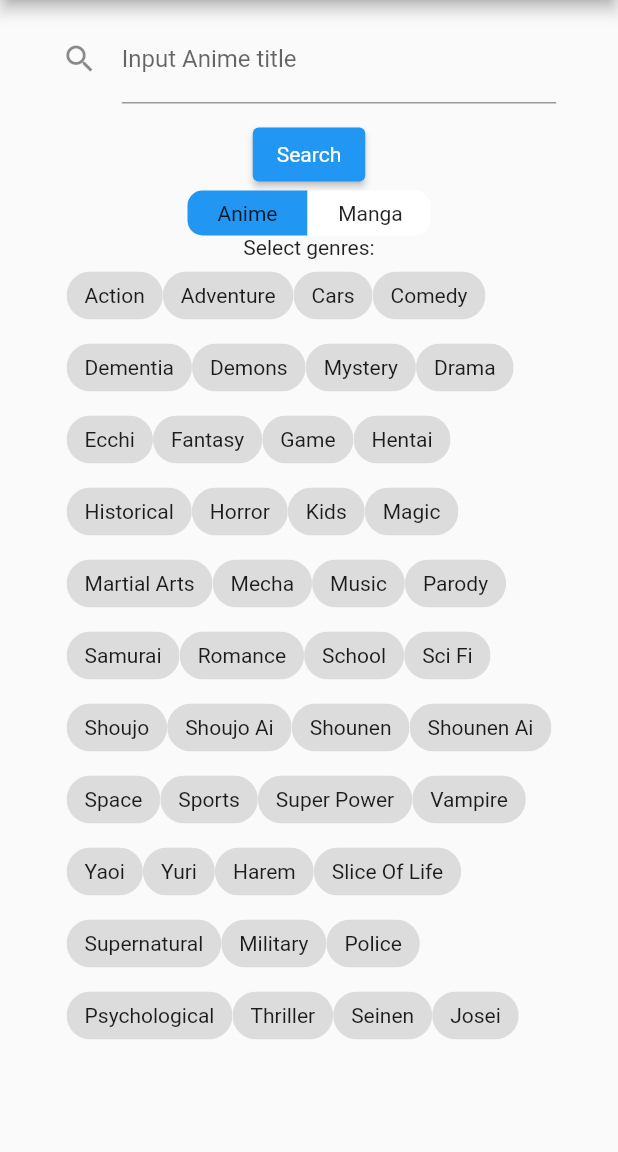
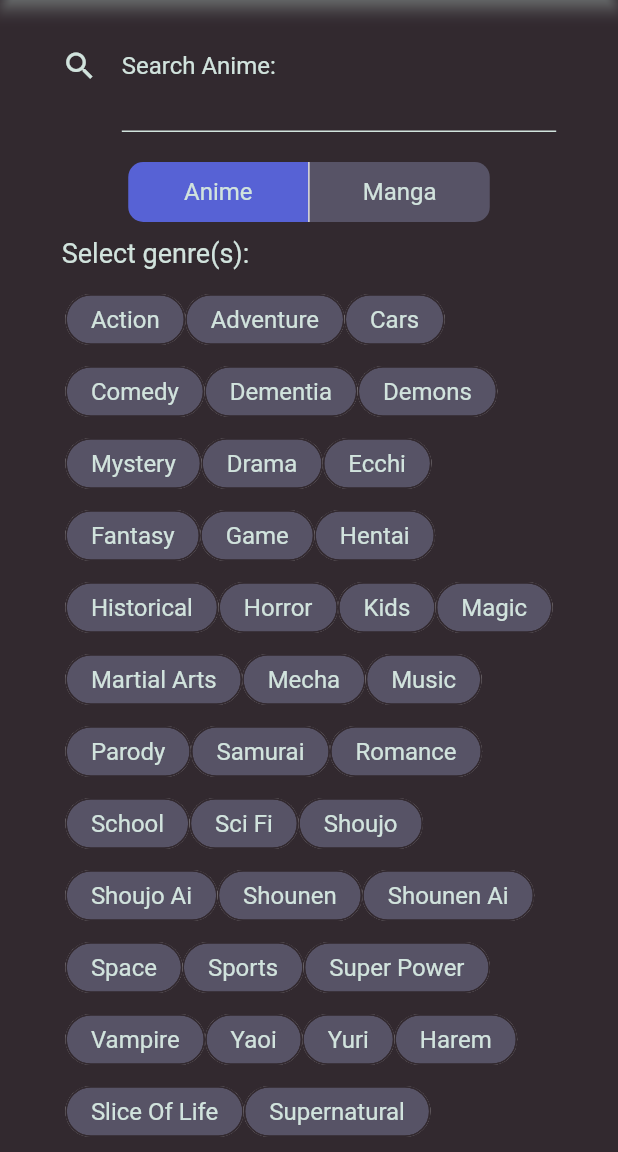
Before and after one commit to habiners/anithing, a Flutter app: the screen it shows after launch, after a tap on "Anime", on a phone screen of 412 x 824 dp, the part 84-1236 px from its top. Run offline on Flutter 3.47's test engine with Material 2 defaults, Android fonts, the phone set to English and light mode, and no system bars; our stand-ins replace cached_network_image, get; network calls fail.

Commit message:
Designed Home and Result Screens

```diff
--- a/lib/constants/styles.dart
+++ b/lib/constants/styles.dart
@@ -1,7 +1,7 @@
 import 'package:flutter/material.dart';
 
-Color blackCoffeeColor = Color(0xFF32292F);
-Color independenceColor = Color(0xFF575366);
-Color glaucousColor = Color(0xFF6E7DAB);
-Color royalBlueLightColor = Color(0xFF5762D5);
-Color mintCreamColor = Color(0xFFD1E3DD);
+const Color blackCoffeeColor = Color(0xFF32292F);
+const Color independenceColor = Color(0xFF575366);
+const Color glaucousColor = Color(0xFF6E7DAB);
+const Color royalBlueLightColor = Color(0xFF5762D5);
+const Color mintCreamColor = Color(0xFFD1E3DD);
--- a/lib/controllers/jikan_controller.dart
+++ b/lib/controllers/jikan_controller.dart
@@ -1,3 +1,4 @@
+import 'package:anithing/router/routes.dart';
 import 'package:get/get.dart';
 
 import '../models/anime.dart';
@@ -11,6 +12,7 @@ class JikanController extends GetxController {
   RxList<Anime> animeList = <Anime>[].obs;
   RxList<Manga> mangaList = <Manga>[].obs;
   Anime retrievedAnime = Anime();
+  RxString activeRoute = homeRoute.obs;
 
   void getAnime(int animeId) {
     Anime retrievedAnime = fetchAnime(animeId);
--- a/lib/controllers/search_anime_controller.dart
+++ b/lib/controllers/search_query_controller.dart
@@ -10,7 +10,6 @@ class SearchAnimeController extends GetxController {
   RxString mode = "Anime".obs;
   RxBool isLoading = true.obs;
   TextEditingController searchQueryTextController = TextEditingController();
-  // TextEditingController searchQueryTextController = TextEditingController(text: "Fate");
 
   RxList<bool> selectedAnimeGenres = List<bool>.filled(AnimeGenres.values.length, false).obs;
   RxList<bool> selectedMangaGenres = List<bool>.filled(MangaGenres.values.length, false).obs;
@@ -20,10 +19,6 @@ class SearchAnimeController extends GetxController {
   Future<void> searchQuery({int page = 1}) async {
     isLoading.value = true;
     try {
-      if (searchQueryTextController.text.length < 3) {
-        Get.snackbar("Warning!", "Search query must contain at least 3 letters!");
-        return;
-      }
       print("=====Creation of Search Query=====");
       String searchQuery = "${mode.value == "Anime" ? "anime" : "manga"}?q=${searchQueryTextController.text}&page=$page";
       String genresQuery = "";
--- a/lib/main.dart
+++ b/lib/main.dart
@@ -4,7 +4,6 @@ import 'package:get/get.dart';
 
 import './controllers/jikan_controller.dart';
 import './screens/home.dart';
-import './screens/search_results.dart';
 import './router/routes.dart';
 
 void main() {
@@ -14,7 +13,6 @@ void main() {
 }
 
 class MyApp extends StatelessWidget {
-  // This widget is the root of your application.
   @override
   Widget build(BuildContext context) {
     return GetMaterialApp(
@@ -22,17 +20,20 @@ class MyApp extends StatelessWidget {
       title: 'AniThing',
       theme: ThemeData(
         primarySwatch: Colors.blue,
+        scaffoldBackgroundColor: blackCoffeeColor,
+        textTheme: TextTheme(
+          bodyText2: TextStyle(
+            color: mintCreamColor,
+            fontFamily: 'Roboto',
+          ),
+        ),
       ),
       initialRoute: homeRoute,
       getPages: [
         GetPage(name: homeRoute, page: () => HomeScreen()),
-        GetPage(name: animeDetailsRoute, page: () => HomeScreen()),
-        GetPage(name: animeEpisodesRoute, page: () => HomeScreen()),
-        GetPage(name: mangaDetailsRoute, page: () => HomeScreen()),
         GetPage(name: topAnimeRoute, page: () => HomeScreen()),
         GetPage(name: topMangaRoute, page: () => HomeScreen()),
         GetPage(name: browseGenreRoute, page: () => HomeScreen()),
-        GetPage(name: searchResultRoute, page: () => SearchResultsScreen()),
       ],
     );
   }
--- a/lib/router/routes.dart
+++ b/lib/router/routes.dart
@@ -1,8 +1,4 @@
 const String homeRoute = '/home';
-const String animeDetailsRoute = '/anime';
-const String animeEpisodesRoute = '/anime-episodes';
-const String mangaDetailsRoute = '/manga';
 const String topAnimeRoute = '/top-anime';
 const String topMangaRoute = '/top-manga';
 const String browseGenreRoute = '/browse-genre';
-const String searchResultRoute = '/search-results';
--- a/lib/screens/home.dart
+++ b/lib/screens/home.dart
@@ -1,11 +1,13 @@
-import 'package:anithing/controllers/search_anime_controller.dart';
-import 'package:anithing/router/routes.dart';
 import 'package:flutter/material.dart';
 import 'package:get/get.dart';
 
 import '../constants/genres.dart';
+import '../constants/styles.dart';
+import '../controllers/search_query_controller.dart';
+import '../screens/search_results.dart';
 import '../widgets/scaffold_appbar.dart';
 import '../widgets/scaffold_drawer.dart';
+import '../widgets/custom_text.dart';
 
 class HomeScreen extends StatelessWidget {
   HomeScreen({Key? key}) : super(key: key);
@@ -19,43 +21,62 @@ class HomeScreen extends StatelessWidget {
         actions: [],
       ),
       drawer: ScaffoldDrawer(),
-      body: Obx(
+      body: Padding(
+        padding: EdgeInsets.symmetric(horizontal: MediaQuery.of(context).size.width * 0.1),
+        child: Obx(
           () => Column(
             children: [
               // Search Button
               Padding(
-              padding: EdgeInsets.symmetric(horizontal: MediaQuery.of(context).size.width * 0.1, vertical: 10),
+                padding: EdgeInsets.only(bottom: 10),
                 child: TextField(
                   controller: jikanController.searchQueryTextController,
                   keyboardType: TextInputType.text,
+                  textCapitalization: TextCapitalization.words,
+                  style: TextStyle(color: mintCreamColor),
                   decoration: InputDecoration(
-                  labelText: "Input ${jikanController.mode} title",
-                  icon: Icon(Icons.search),
+                    labelText: "Search ${jikanController.mode}:",
+                    labelStyle: TextStyle(color: mintCreamColor),
+                    hintText: "Input ${jikanController.mode} title",
+                    hintStyle: TextStyle(color: independenceColor),
+                    icon: Icon(Icons.search, color: mintCreamColor),
+                    suffix: IconButton(
+                      onPressed: () => jikanController.searchQueryTextController.clear(),
+                      icon: Icon(Icons.clear, color: mintCreamColor),
                     ),
-                onTap: () {
-                  print(jikanController.searchQueryTextController.text);
+                    enabledBorder: UnderlineInputBorder(borderSide: BorderSide(color: mintCreamColor)),
+                    focusedErrorBorder: UnderlineInputBorder(borderSide: BorderSide(color: royalBlueLightColor)),
+                  ),
+                  onSubmitted: (String str) {
+                    if (jikanController.searchQueryTextController.text.length < 3)
+                      Get.snackbar("Warning!", "Search query must contain at least 3 letters!");
+                    else
+                      Get.to(SearchResultsScreen());
                   },
                 ),
               ),
               // Test search
-            ElevatedButton(
-                onPressed: () {
-                  jikanController.searchQuery();
-                  Get.toNamed(searchResultRoute);
-                },
-                child: Text("Search")),
+              // ElevatedButton(
+              //     onPressed: () {
+              //       if (jikanController.searchQueryTextController.text.length < 3)
+              //         Get.snackbar("Warning!", "Search query must contain at least 3 letters!");
+              //       else
+              //         Get.to(SearchResultsScreen());
+              //     },
+              //     child: Text("Search")),
               // Toggle
               Container(
+                margin: EdgeInsets.symmetric(vertical: 10),
                 child: Row(
                   mainAxisAlignment: MainAxisAlignment.center,
                   children: [
                     InkWell(
                       child: Container(
-                      height: 30,
-                      width: 80,
-                      child: Center(child: Text("Anime")),
+                        height: 40,
+                        width: 120,
+                        child: Center(child: CustomText(text: "Anime")),
                         decoration: BoxDecoration(
-                        color: jikanController.mode.value == "Anime" ? Colors.blue : Colors.white,
+                          color: jikanController.mode.value == "Anime" ? royalBlueLightColor : independenceColor,
                           border: Border(),
                           borderRadius: BorderRadius.only(
                             topLeft: Radius.circular(10),
@@ -65,14 +86,14 @@ class HomeScreen extends StatelessWidget {
                       ),
                       onTap: () => jikanController.mode.value = "Anime",
                     ),
-                  Container(width: 2, height: 30, color: Colors.white),
+                    Container(width: 1, height: 40, color: Colors.white),
                     InkWell(
                       child: Container(
-                      height: 30,
-                      width: 80,
-                      child: Center(child: Text("Manga")),
+                        height: 40,
+                        width: 120,
+                        child: Center(child: CustomText(text: "Manga")),
                         decoration: BoxDecoration(
-                        color: jikanController.mode.value == "Manga" ? Colors.blue : Colors.white,
+                          color: jikanController.mode.value == "Manga" ? royalBlueLightColor : independenceColor,
                           border: Border(),
                           borderRadius: BorderRadius.only(
                             topRight: Radius.circular(10),
@@ -86,31 +107,50 @@ class HomeScreen extends StatelessWidget {
                 ),
               ),
               //Genres
-            Text("Select genres:"),
+              Container(
+                padding: EdgeInsets.only(bottom: 10),
+                alignment: Alignment.centerLeft,
+                child: CustomText(text: "Select genre(s):", size: 18),
+              ),
               Expanded(
-              child: Padding(
-                padding: EdgeInsets.symmetric(horizontal: MediaQuery.of(context).size.width * 0.1),
+                child: SingleChildScrollView(
+                  scrollDirection: Axis.vertical,
                   child: Wrap(
+                    alignment: WrapAlignment.start,
                     children: jikanController.mode.value == "Anime"
                         ? AnimeGenres.values
                             .map(
-                            (AnimeGenres genre) => FilterChip(
-                              label: Text(genre.toString().split('.').last.replaceAll('_', ' ')),
+                              (AnimeGenres genre) => Container(
+                                child: FilterChip(
+                                  label: CustomText(text: genre.toString().split('.').last.replaceAll('_', ' ')),
                                   selected: jikanController.selectedAnimeGenres[genre.index],
                                   onSelected: (boolValue) {
                                     jikanController.selectedAnimeGenres[genre.index] = boolValue;
                                   },
+                                  checkmarkColor: mintCreamColor,
+                                  backgroundColor: independenceColor,
+                                  selectedColor: royalBlueLightColor,
+                                  padding: EdgeInsets.symmetric(vertical: 4, horizontal: 8),
+                                  side: BorderSide(color: blackCoffeeColor, width: 1),
+                                ),
                               ),
                             )
                             .toList()
                         : MangaGenres.values
                             .map(
-                            (MangaGenres genre) => FilterChip(
-                              label: Text(genre.toString().split('.').last.replaceAll('_', ' ')),
+                              (MangaGenres genre) => Container(
+                                child: FilterChip(
+                                  label: CustomText(text: genre.toString().split('.').last.replaceAll('_', ' ')),
                                   selected: jikanController.selectedMangaGenres[genre.index],
                                   onSelected: (boolValue) {
                                     jikanController.selectedMangaGenres[genre.index] = boolValue;
                                   },
+                                  checkmarkColor: mintCreamColor,
+                                  backgroundColor: independenceColor,
+                                  selectedColor: royalBlueLightColor,
+                                  padding: EdgeInsets.symmetric(vertical: 4, horizontal: 8),
+                                  side: BorderSide(color: blackCoffeeColor, width: 1),
+                                ),
                               ),
                             )
                             .toList(),
@@ -120,6 +160,7 @@ class HomeScreen extends StatelessWidget {
             ],
           ),
         ),
+      ),
     );
   }
 }
--- a/lib/widgets/custom_text.dart
+++ b/lib/widgets/custom_text.dart
@@ -1,11 +1,13 @@
 import 'package:flutter/material.dart';
+
+import '../constants/styles.dart';
 
 class CustomText extends StatelessWidget {
   const CustomText({
     Key? key,
     required this.text,
-    this.color = Colors.black,
-    this.fontFamily = 'Roboto',
+    this.color = mintCreamColor,
+    this.family = 'Roboto',
     this.size = 16,
     this.weight = FontWeight.normal,
     this.textAlign = TextAlign.left,
@@ -15,7 +17,7 @@ class CustomText extends StatelessWidget {
 
   final String text;
   final Color color;
-  final String fontFamily;
+  final String family;
   final double size;
   final FontWeight weight;
   final TextAlign textAlign;
@@ -27,7 +29,7 @@ class CustomText extends StatelessWidget {
       text,
       style: TextStyle(
         color: color,
-        fontFamily: fontFamily,
+        fontFamily: family,
         fontSize: size,
         fontWeight: weight,
       ),
--- a/lib/widgets/drawer_tile.dart
+++ b/lib/widgets/drawer_tile.dart
@@ -1,3 +1,4 @@
+import 'package:anithing/constants/controllers.dart';
 import 'package:anithing/constants/styles.dart';
 import 'package:flutter/material.dart';
 import 'package:get/get.dart';
@@ -30,7 +31,10 @@ class DrawerTile extends StatelessWidget {
         size: 20.0,
         weight: FontWeight.bold,
       ),
-      onTap: () => Get.offNamed(destinationRoute, arguments: arguments),
+      onTap: () {
+        jikanController.activeRoute.value = destinationRoute;
+        Get.offNamed(destinationRoute, arguments: arguments);
+      },
     );
   }
 }
--- a/lib/widgets/scaffold_appbar.dart
+++ b/lib/widgets/scaffold_appbar.dart
@@ -3,40 +3,9 @@ import 'package:flutter/material.dart';
 import '../constants/styles.dart';
 import 'custom_text.dart';
 
-// class ScaffoldAppBar extends StatelessWidget implements PreferredSizeWidget {
-//   ScaffoldAppBar({
-//     Key? key,
-//     this.title = "",
-//     required this.appBar,
-//     required this.actions,
-//   }) : super(key: key);
-
-//   final String title;
-//   final AppBar appBar;
-//   final List<Widget> actions;
-
-//   @override
-//   Widget build(BuildContext context) {
-//     return AppBar(
-//       title: CustomText(text: title, color: mintCreamColor),
-//       actions: actions,
-//       backgroundColor: royalBlueLightColor,
-//     );
-//   }
-
-//   @override
-//   Size get preferredSize => Size.fromHeight(appBar.preferredSize.height);
-// }
-
 AppBar createScaffoldAppBar({required String title, required List<Widget> actions}) => AppBar(
-      // title: CustomText(
-      //   text: title,
-      //   color: mintCreamColor,
-      //   // weight: FontWeight.bold,
-      //   size: 24,
-      //   fontFamily: 'Montserrat',
-      // ),
-      title: RichText(
+      title: title == 'AniThing'
+          ? RichText(
               text: TextSpan(
                 style: TextStyle(
                   fontSize: 24,
@@ -48,7 +17,9 @@ AppBar createScaffoldAppBar({required String title, required List<Widget> action
                   TextSpan(text: "Thing", style: TextStyle(color: blackCoffeeColor)),
                 ],
               ),
-      ),
+            )
+          : CustomText(text: title, family: 'Montserrat', weight: FontWeight.bold, size: 24),
       actions: actions,
       backgroundColor: royalBlueLightColor,
+      shadowColor: mintCreamColor,
     );
--- a/lib/widgets/scaffold_drawer.dart
+++ b/lib/widgets/scaffold_drawer.dart
@@ -1,9 +1,9 @@
-import 'package:anithing/constants/styles.dart';
-import 'package:anithing/router/routes.dart';
-import 'package:anithing/widgets/drawer_tile.dart';
 import 'package:flutter/material.dart';
 
-import 'custom_text.dart';
+import '../constants/controllers.dart';
+import '../constants/styles.dart';
+import '../router/routes.dart';
+import 'drawer_tile.dart';
 
 class ScaffoldDrawer extends StatelessWidget {
   const ScaffoldDrawer({Key? key}) : super(key: key);
@@ -17,13 +17,6 @@ class ScaffoldDrawer extends StatelessWidget {
           children: [
             DrawerHeader(
               child: Center(
-                // child: CustomText(
-                //   text: "AniThing",
-                //   size: 42,
-                //   color: mintCreamColor,
-                //   fontFamily: 'Montserrat',
-                //   weight: FontWeight.bold,
-                // ),
                 child: RichText(
                   text: TextSpan(
                     style: TextStyle(
@@ -44,10 +37,30 @@ class ScaffoldDrawer extends StatelessWidget {
                 padding: EdgeInsets.all(0),
                 shrinkWrap: true,
                 children: [
-                  DrawerTile(title: "Home", iconData: Icons.home_outlined, destinationRoute: homeRoute, active: true),
-                  DrawerTile(title: "Browse Top Anime", iconData: Icons.tv, destinationRoute: topAnimeRoute),
-                  DrawerTile(title: "Browse Top Manga", iconData: Icons.book_outlined, destinationRoute: topMangaRoute),
-                  DrawerTile(title: "Browse by Genre", iconData: Icons.category_outlined, destinationRoute: browseGenreRoute),
+                  DrawerTile(
+                    title: "Home",
+                    iconData: Icons.home_outlined,
+                    destinationRoute: homeRoute,
+                    active: jikanController.activeRoute.value == homeRoute,
+                  ),
+                  DrawerTile(
+                    title: "Browse Top Anime",
+                    iconData: Icons.tv,
+                    destinationRoute: topAnimeRoute,
+                    active: jikanController.activeRoute.value == topAnimeRoute,
+                  ),
+                  DrawerTile(
+                    title: "Browse Top Manga",
+                    iconData: Icons.book_outlined,
+                    destinationRoute: topMangaRoute,
+                    active: jikanController.activeRoute.value == topMangaRoute,
+                  ),
+                  DrawerTile(
+                    title: "Browse by Genre",
+                    iconData: Icons.category_outlined,
+                    destinationRoute: browseGenreRoute,
+                    active: jikanController.activeRoute.value == browseGenreRoute,
+                  ),
                 ],
               ),
             ),
```
Also changed, not shown: lib/screens/search_results.dart (+27 -13 lines), lib/services/jikan_service.dart (+3 -4 lines), lib/widgets/anime_search_tile.dart (+9 -5 lines), lib/widgets/manga_search_tile.dart (+5 -3 lines). Lines whose indentation alone changed are shown as unchanged.
